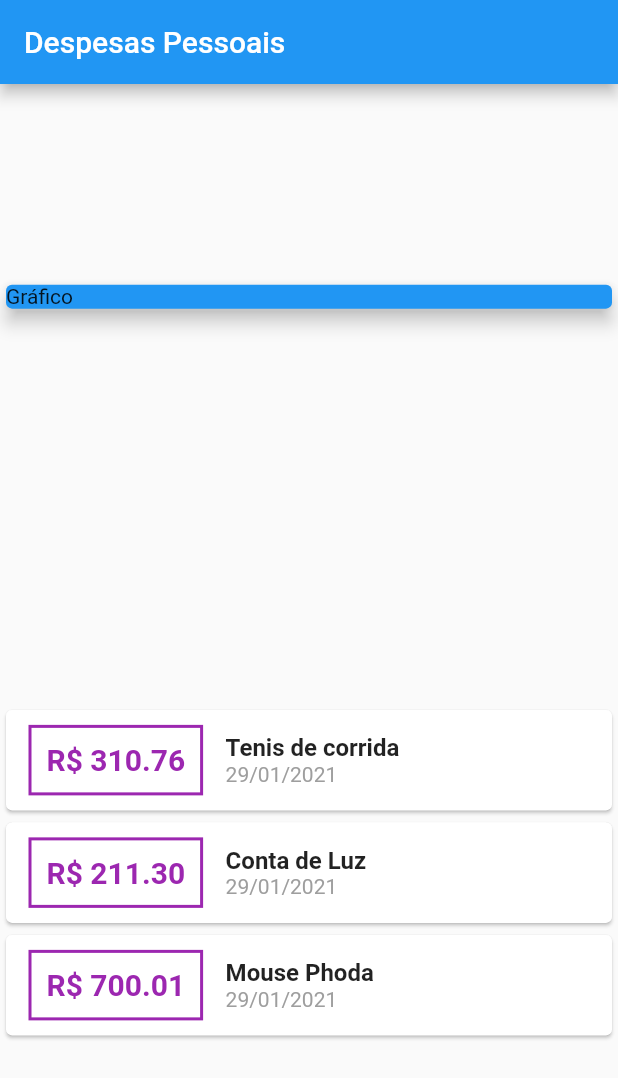
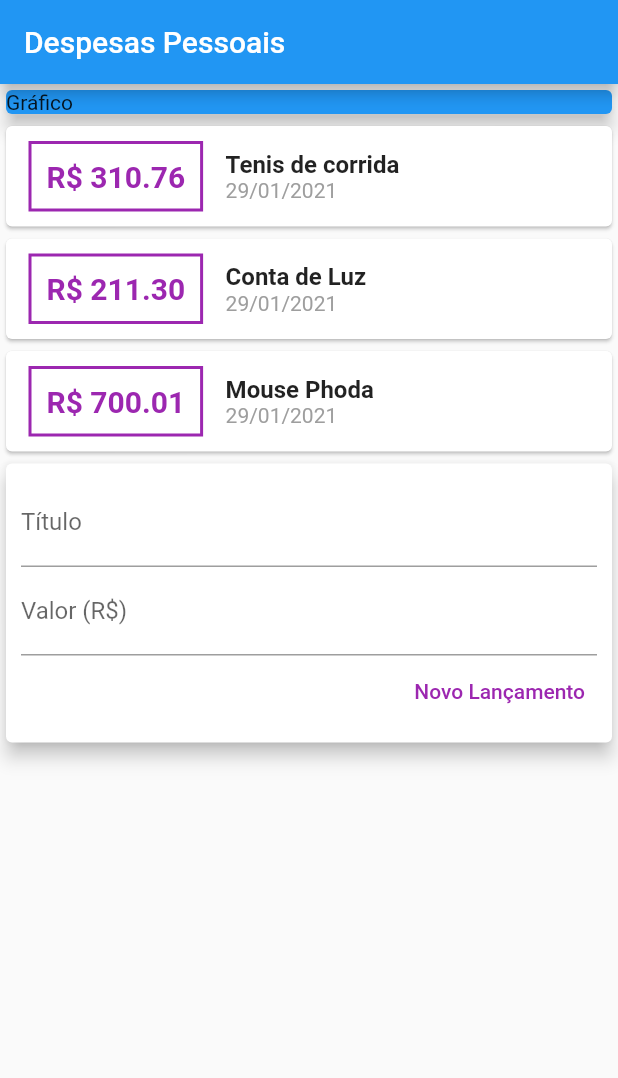
Before and after one commit to davidborelli/expenses, a Flutter app: the screen it shows after launch, on a phone screen of 412 x 824 dp. Shown: the top 1078 px of the screen. Run offline on Flutter 3.47's test engine with Material 2 defaults, Android fonts, the phone set to English and light mode, and no system bars.

Commit message:
feat: add modal styles

```diff
--- a/lib/main.dart
+++ b/lib/main.dart
@@ -33,7 +33,6 @@ class MyHomePage extends StatelessWidget {
           title: Text('Despesas Pessoais'),
         ),
         body: Column(
-          mainAxisAlignment: MainAxisAlignment.spaceAround,
           crossAxisAlignment: CrossAxisAlignment.stretch,
           children: [
             Container(
@@ -88,6 +87,40 @@ class MyHomePage extends StatelessWidget {
                         ),
                       ))
                   .toList(),
+            ),
+            Card(
+              elevation: 5,
+              child: Padding(
+                padding: const EdgeInsets.all(10),
+                child: Column(
+                  children: [
+                    TextField(
+                      decoration: InputDecoration(
+                        labelText: 'Título',
+                      ),
+                    ),
+                    TextField(
+                      decoration: InputDecoration(
+                        labelText: 'Valor (R\$)',
+                      ),
+                    ),
+                    Row(
+                      mainAxisAlignment: MainAxisAlignment.end,
+                      children: [
+                        TextButton(
+                          onPressed: () {},
+                          child: Text(
+                            'Novo Lançamento',
+                            style: TextStyle(
+                              color: Colors.purple
+                            ),
+                          )
+                        ),
+                      ],
+                    ),
+                  ],
+                ),
+              ),
             )
           ],
         ));
```
